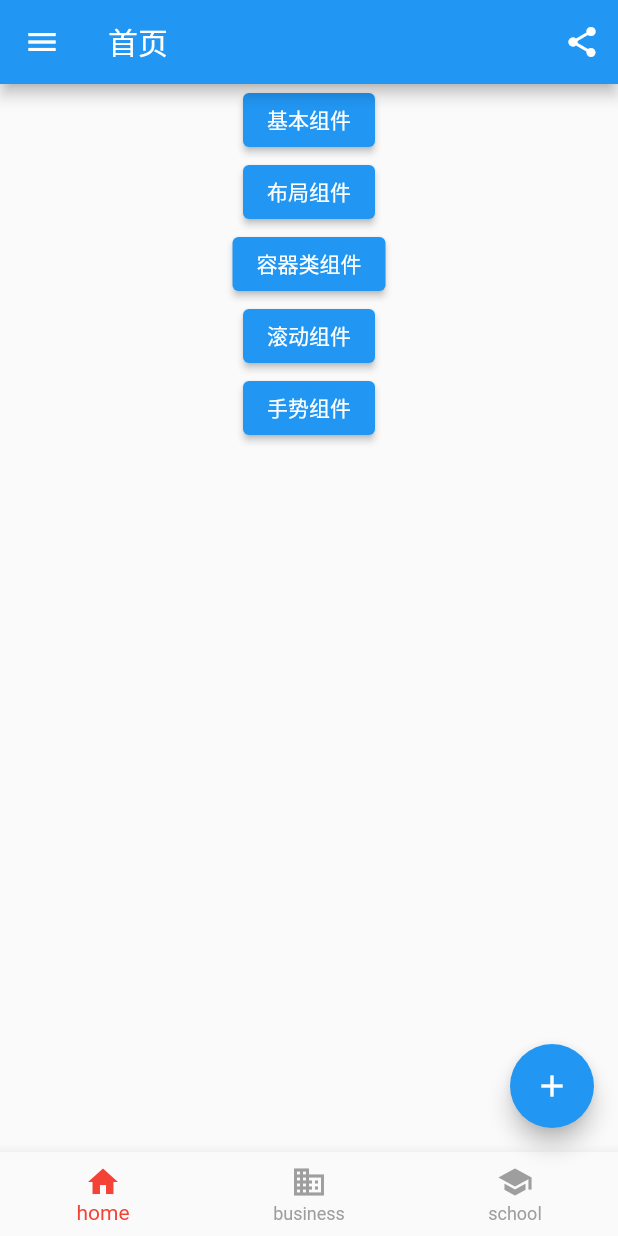
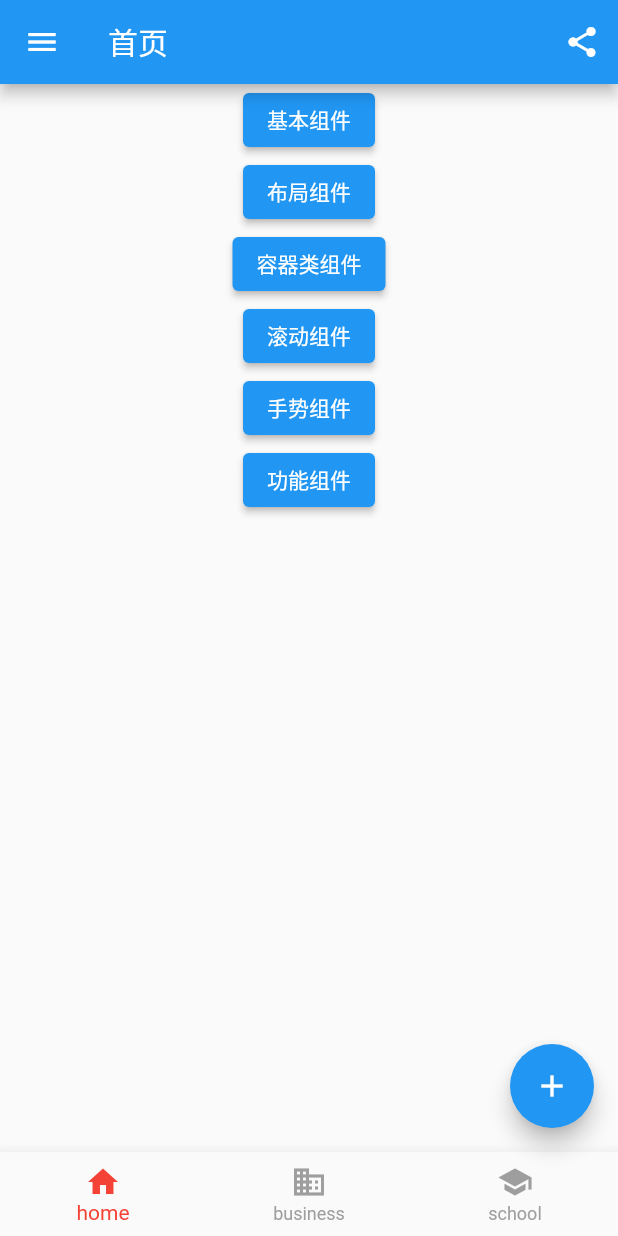
Before and after one commit to xiangxiongfly/MyFlutter, a Flutter app: the screen it shows after launch, on a phone screen of 412 x 824 dp. Run offline on Flutter 3.47's test engine with Material 2 defaults, Android fonts, the phone set to English and light mode, and no system bars.

```diff
--- a/lib/main.dart
+++ b/lib/main.dart
@@ -1,5 +1,6 @@
 import 'package:flutter/cupertino.dart';
 import 'package:flutter/material.dart';
+import 'package:flutter_localizations/flutter_localizations.dart';
 import 'package:myflutter/container/clipe_route.dart';
 import 'package:myflutter/container/container_route.dart';
 import 'package:myflutter/container/container_type_route.dart';
@@ -13,6 +14,7 @@ import 'package:myflutter/layout/constraint_route.dart';
 import 'package:myflutter/layout/flex_route.dart';
 import 'package:myflutter/layout/linear_route.dart';
 import 'package:myflutter/layout/wrap_flow_route.dart';
+import 'package:myflutter/other/other_type_route.dart';
 import 'package:myflutter/sample/banner.dart';
 import 'package:myflutter/scroll/animated_list_route.dart';
 import 'package:myflutter/scroll/custom_scroll_view_route.dart';
@@ -55,6 +57,17 @@ class MyApp extends StatelessWidget {
       //隐藏debug角标
       debugShowCheckedModeBanner: false,
       title: 'Flutter Demo',
+      //国际化
+      localizationsDelegates: [
+        GlobalMaterialLocalizations.delegate,
+        GlobalWidgetsLocalizations.delegate,
+        GlobalCupertinoLocalizations.delegate,
+      ],
+      supportedLocales: [
+        const Locale('zh'),
+        const Locale('en'),
+      ],
+
       theme: ThemeData(
         primarySwatch: Colors.blue,
       ),
@@ -101,7 +114,9 @@ class MyApp extends StatelessWidget {
         "tabbar_view_route": (context) => TabBarViewPage(),
         "custom_scroll_view_route": (context) => CustomScrollViewPage(),
         //手势组件
-        "gesture_detector_type_page": (context) => GestureDetectorTypePage()
+        "gesture_detector_type_page": (context) => GestureDetectorTypePage(),
+        //功能组件
+        "other_type_page": (context) => OtherTypePage(),
       },
       initialRoute: "/",
     );
@@ -270,6 +285,12 @@ class MyBody extends StatelessWidget {
               Navigator.pushNamed(context, "gesture_detector_type_page");
             },
           ),
+          ElevatedButton(
+            child: Text("功能组件"),
+            onPressed: () {
+              Navigator.pushNamed(context, "other_type_page");
+            },
+          ),
         ],
       ),
     );
@@ -290,18 +311,9 @@ class _MyBottomNavigationBarState extends State<MyBottomNavigationBar> {
   Widget build(BuildContext context) {
     return BottomNavigationBar(
       items: const [
-        BottomNavigationBarItem(
-          icon: Icon(Icons.home),
-          label: "home",
-        ),
-        BottomNavigationBarItem(
-          icon: Icon(Icons.business),
-          label: "business",
-        ),
-        BottomNavigationBarItem(
-          icon: Icon(Icons.school),
-          label: "school",
-        ),
+        BottomNavigationBarItem(icon: Icon(Icons.home), label: "home"),
+        BottomNavigationBarItem(icon: Icon(Icons.business), label: "business"),
+        BottomNavigationBarItem(icon: Icon(Icons.school), label: "school"),
       ],
       currentIndex: _selectedIndex,
       //fixedColor: Colors.blue,
--- a/pubspec.yaml
+++ b/pubspec.yaml
@@ -29,7 +29,9 @@ environment:
 dependencies:
   flutter:
     sdk: flutter
-
+  flutter_localizations:
+    sdk: flutter
+  flutter_cupertino_localizations: ^1.0.1
 
   # The following adds the Cupertino Icons font to your application.
   # Use with the CupertinoIcons class for iOS style icons.
```
Also changed, not shown: lib/other/other_type_route.dart (added, +54 -0 lines), pubspec.lock.
